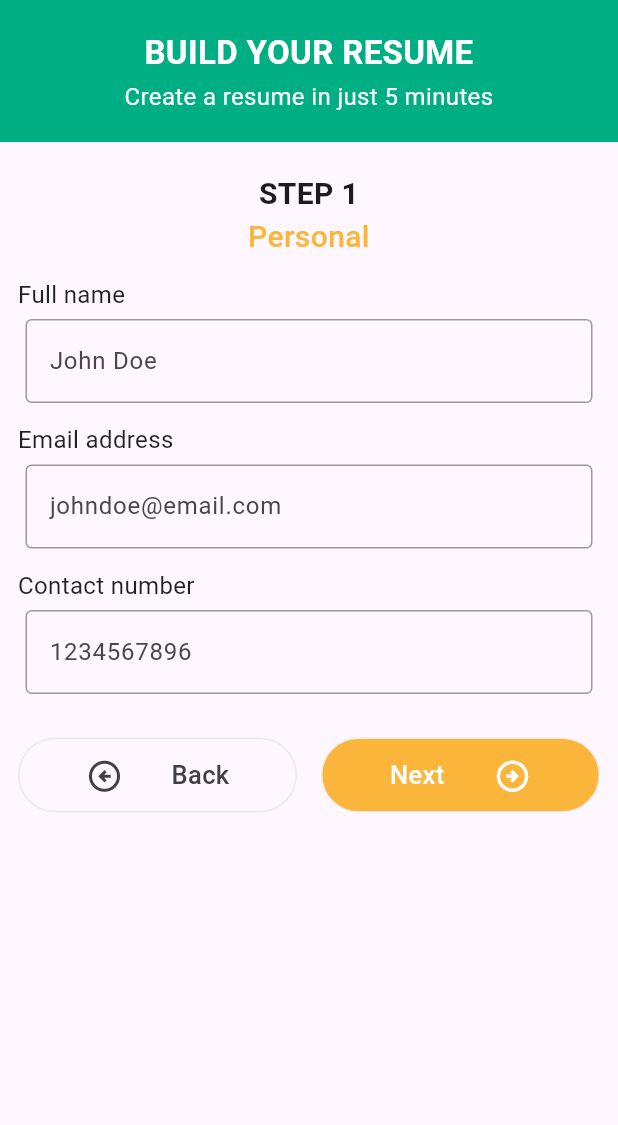
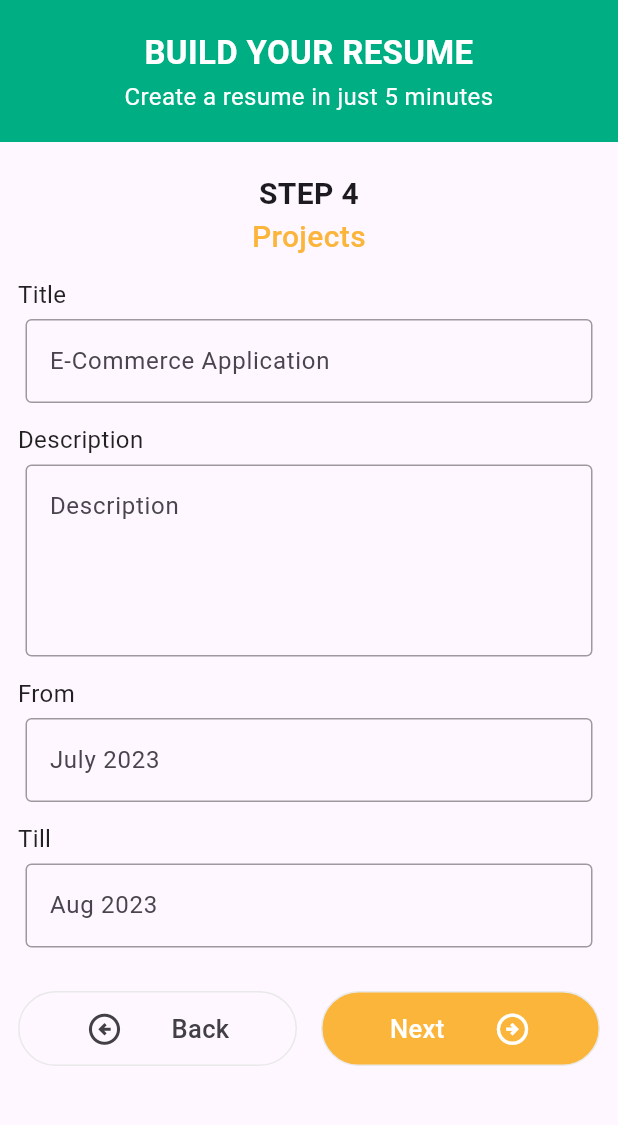
Before and after one commit to priyank9099/CareerCraft---Resume-Builder, a Flutter app: the screen it shows after launch, on a phone screen of 412 x 824 dp, the part 62-1187 px from its top. Run offline on Flutter 3.47's test engine with Material 3 defaults, Android fonts, the phone set to English and light mode, and no system bars; our stand-ins replace equatable.

Commit message:
added static pages

```diff
--- /dev/null
+++ b/devtools_options.yaml
@@ -0,0 +1 @@
+extensions:
--- a/lib/main.dart
+++ b/lib/main.dart
@@ -1,5 +1,7 @@
 import 'package:flutter/material.dart';
 import 'package:resume_builder/presentation/home_screen.dart';
+import 'package:resume_builder/presentation/step_four_screen.dart';
+import 'package:resume_builder/presentation/step_three_screen.dart';
 
 void main() {
   runApp(const MyApp());
@@ -16,7 +18,7 @@ class MyApp extends StatelessWidget {
         colorScheme: ColorScheme.fromSeed(seedColor: Colors.deepPurple),
         useMaterial3: true,
       ),
-      home: const HomeScreen(),
+      home: const StepFourScreen(),
     );
   }
 }
--- a/lib/presentation/home_screen.dart
+++ b/lib/presentation/home_screen.dart
@@ -1,4 +1,5 @@
 import 'package:flutter/material.dart';
+import 'package:resume_builder/presentation/widgets/custom_appbar.dart';
 import 'package:resume_builder/presentation/widgets/custom_button.dart';
 import 'package:resume_builder/presentation/widgets/custom_textfield.dart';
 import 'package:resume_builder/presentation/widgets/white_custom_button.dart';
@@ -10,49 +11,7 @@ class HomeScreen extends StatelessWidget {
   Widget build(BuildContext context) {
     final TextEditingController nameController = TextEditingController();
     return Scaffold(
-      appBar: PreferredSize(
-        preferredSize: const Size.fromHeight(140),
-        child: Column(
-          children: [
-            AppBar(
-              backgroundColor: const Color(0xff00AE84),
-              title: const Text('CareerCraft'),
-              centerTitle: true,
-              titleTextStyle: const TextStyle(
-                fontSize: 22,
-                fontWeight: FontWeight.w500,
-              ),
-            ),
-            Container(
-                color: const Color(0xff00AE84),
-                height: 80,
-                child: const Center(
-                  child: Column(
-                    children: [
-                      SizedBox(height: 5),
-                      Text(
-                        'BUILD YOUR RESUME',
-                        textAlign: TextAlign.center,
-                        style: TextStyle(
-                            fontSize: 22,
-                            fontWeight: FontWeight.w700,
-                            color: Colors.white),
-                      ),
-                      SizedBox(height: 2),
-                      Text(
-                        'Create a resume in just 5 minutes',
-                        textAlign: TextAlign.center,
-                        style: TextStyle(
-                            fontSize: 16,
-                            fontWeight: FontWeight.normal,
-                            color: Colors.white),
-                      ),
-                    ],
-                  ),
-                )),
-          ],
-        ),
-      ),
+      appBar: CustomAppBar.customAppBar(),
       body: SingleChildScrollView(
         child: Column(
           crossAxisAlignment: CrossAxisAlignment.start,
@@ -63,8 +22,6 @@ class HomeScreen extends StatelessWidget {
                 mainAxisAlignment: MainAxisAlignment.spaceEvenly,
                 // crossAxisAlignment: CrossAxisAlignment.start,
                 mainAxisSize: MainAxisSize.max,
-                children: [
-                  Column(
                 children: [
                   const Text(
                     'STEP 1',
@@ -97,8 +54,6 @@ class HomeScreen extends StatelessWidget {
                       textEditingController: nameController,
                       title: 'Contact number'),
                   const SizedBox(height: 16),
-                    ],
-                  ),
                   Row(
                     children: [
                       Expanded(
--- /dev/null
+++ b/lib/presentation/step_four_screen.dart
@@ -0,0 +1,78 @@
+import 'package:flutter/material.dart';
+import 'package:resume_builder/presentation/home_screen.dart';
+import 'package:resume_builder/presentation/widgets/custom_appbar.dart';
+import 'package:resume_builder/presentation/widgets/custom_button.dart';
+import 'package:resume_builder/presentation/widgets/white_custom_button.dart';
+
+class StepFourScreen extends StatelessWidget {
+  const StepFourScreen({super.key});
+
+  @override
+  Widget build(BuildContext context) {
+    final TextEditingController nameController = TextEditingController();
+    return Scaffold(
+      appBar: CustomAppBar.customAppBar(),
+      body: SingleChildScrollView(
+          child: Padding(
+        padding: const EdgeInsets.all(12).copyWith(top: 16),
+        child: Column(
+          children: [
+            const Text(
+              'STEP 4',
+              textAlign: TextAlign.center,
+              style: TextStyle(
+                fontSize: 20,
+                fontWeight: FontWeight.w600,
+              ),
+            ),
+            const Text(
+              'Projects',
+              textAlign: TextAlign.center,
+              style: TextStyle(
+                color: Color(0xffFBB53B),
+                fontSize: 20,
+                fontWeight: FontWeight.w500,
+              ),
+            ),
+            const SizedBox(height: 12),
+            CustomTextFormWidget(
+                hintText: 'E-Commerce Application',
+                textEditingController: nameController,
+                title: 'Title'),
+            CustomTextFormWidget(
+                hintText: 'Description',
+                textEditingController: nameController,
+                maxLines: 4,
+                title: 'Description'),
+            CustomTextFormWidget(
+                hintText: 'July 2023',
+                textEditingController: nameController,
+                title: 'From'),
+            CustomTextFormWidget(
+                hintText: 'Aug 2023',
+                textEditingController: nameController,
+                title: 'Till'),
+            const SizedBox(height: 16),
+            Row(
+              children: [
+                Expanded(
+                  child: WhiteCustomButton(
+                      buttonTitle: 'Back',
+                      icon: Icons.arrow_circle_left_outlined,
+                      onPressed: () {}),
+                ),
+                const SizedBox(width: 16),
+                Expanded(
+                  child: CustomButton(
+                      buttonTitle: 'Next',
+                      icon: Icons.arrow_circle_right_outlined,
+                      onPressed: () {}),
+                ),
+              ],
+            )
+          ],
+        ),
+      )),
+    );
+  }
+}
--- /dev/null
+++ b/lib/presentation/widgets/custom_appbar.dart
@@ -0,0 +1,49 @@
+import 'package:flutter/material.dart';
+
+class CustomAppBar {
+  static PreferredSize customAppBar() {
+    return PreferredSize(
+      preferredSize: const Size.fromHeight(140),
+      child: Column(
+        children: [
+          AppBar(
+            backgroundColor: const Color(0xff00AE84),
+            title: const Text('CareerCraft'),
+            centerTitle: true,
+            titleTextStyle: const TextStyle(
+              fontSize: 22,
+              fontWeight: FontWeight.w500,
+            ),
+          ),
+          Container(
+              color: const Color(0xff00AE84),
+              height: 80,
+              child: const Center(
+                child: Column(
+                  children: [
+                    SizedBox(height: 5),
+                    Text(
+                      'BUILD YOUR RESUME',
+                      textAlign: TextAlign.center,
+                      style: TextStyle(
+                          fontSize: 22,
+                          fontWeight: FontWeight.w700,
+                          color: Colors.white),
+                    ),
+                    SizedBox(height: 2),
+                    Text(
+                      'Create a resume in just 5 minutes',
+                      textAlign: TextAlign.center,
+                      style: TextStyle(
+                          fontSize: 16,
+                          fontWeight: FontWeight.normal,
+                          color: Colors.white),
+                    ),
+                  ],
+                ),
+              )),
+        ],
+      ),
+    );
+  }
+}
```
Also changed, not shown: lib/presentation/step_three_screen.dart (added, +78 -0 lines), lib/presentation/step_two_screen.dart (added, +145 -0 lines). Lines whose indentation alone changed are shown as unchanged.
